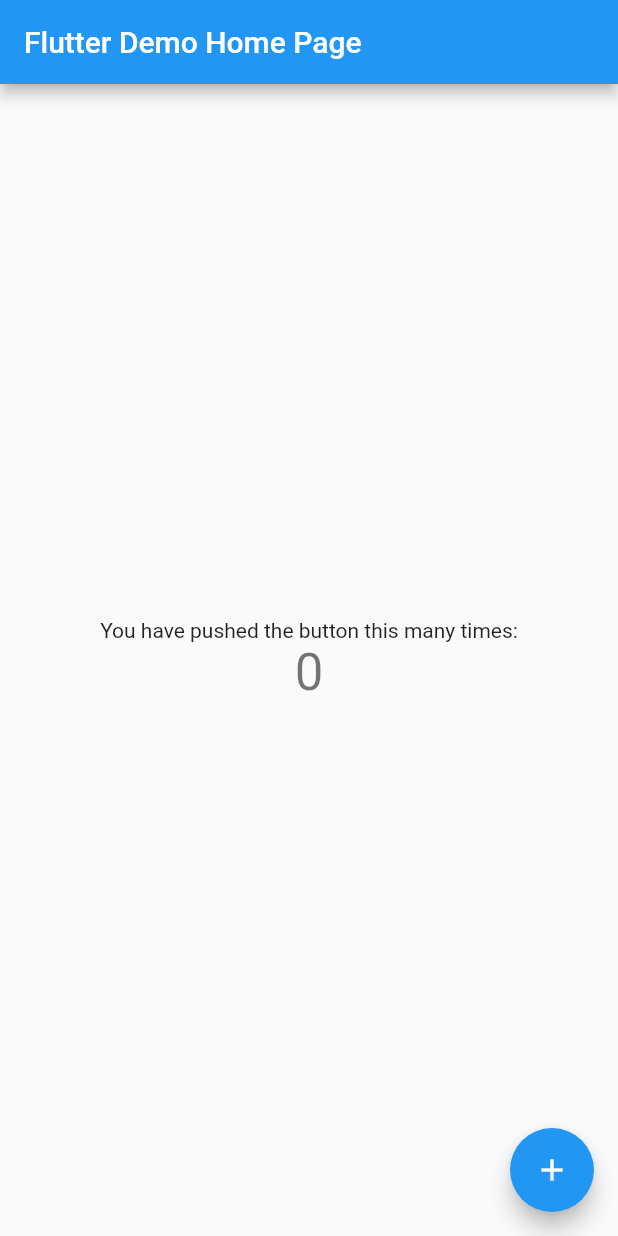
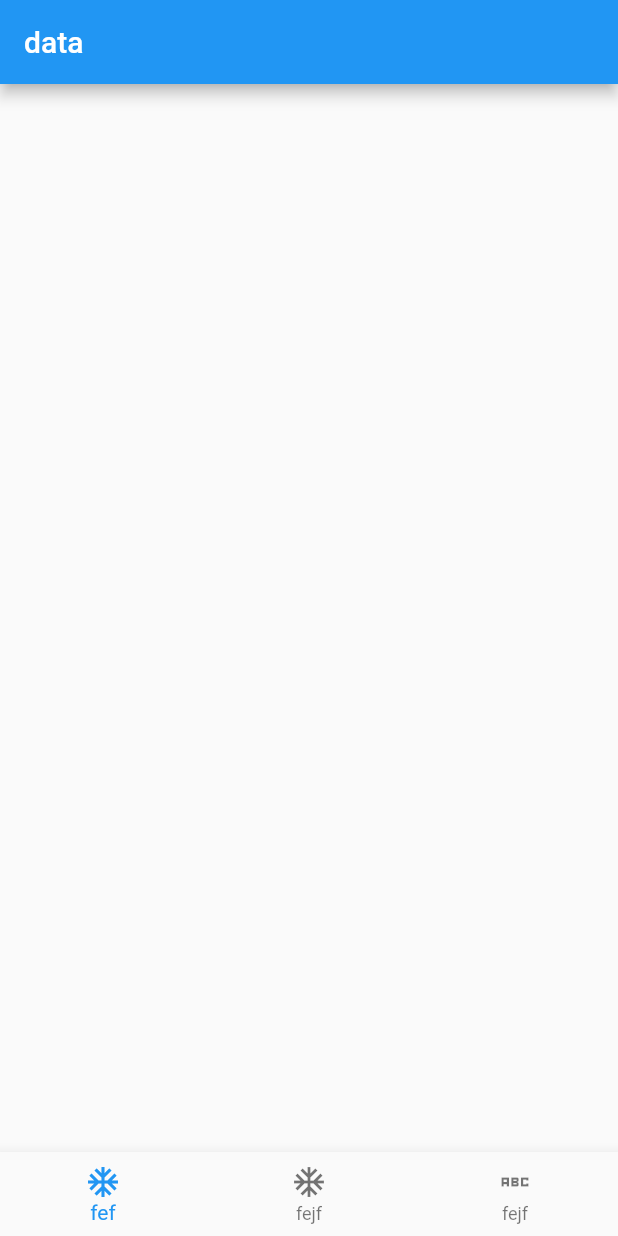
Before and after one commit to lyade28/orangeetmoi, a Flutter app: the screen it shows after launch, on a phone screen of 412 x 824 dp. Run offline on Flutter 3.47's test engine with Material 2 defaults, Android fonts, the light colour scheme and no system bars.

Commit message:
Update main.dart

```diff
--- a/lib/main.dart
+++ b/lib/main.dart
@@ -13,103 +13,33 @@
     return MaterialApp(
       title: 'Flutter Demo',
       theme: ThemeData(
-        // This is the theme of your application.
-        //
-        // Try running your application with "flutter run". You'll see the
-        // application has a blue toolbar. Then, without quitting the app, try
-        // changing the primarySwatch below to Colors.green and then invoke
-        // "hot reload" (press "r" in the console where you ran "flutter run",
-        // or simply save your changes to "hot reload" in a Flutter IDE).
-        // Notice that the counter didn't reset back to zero; the application
-        // is not restarted.
         primarySwatch: Colors.blue,
       ),
-      home: const MyHomePage(title: 'Flutter Demo Home Page'),
+      home: MyHomePage(),
     );
   }
 }
 
 class MyHomePage extends StatefulWidget {
-  const MyHomePage({Key? key, required this.title}) : super(key: key);
-
-  // This widget is the home page of your application. It is stateful, meaning
-  // that it has a State object (defined below) that contains fields that affect
-  // how it looks.
-
-  // This class is the configuration for the state. It holds the values (in this
-  // case the title) provided by the parent (in this case the App widget) and
-  // used by the build method of the State. Fields in a Widget subclass are
-  // always marked "final".
-
-  final String title;
+  MyHomePage({Key? key}) : super(key: key);
 
   @override
   State<MyHomePage> createState() => _MyHomePageState();
 }
 
 class _MyHomePageState extends State<MyHomePage> {
-  int _counter = 0;
-
-  void _incrementCounter() {
-    setState(() {
-      // This call to setState tells the Flutter framework that something has
-      // changed in this State, which causes it to rerun the build method below
-      // so that the display can reflect the updated values. If we changed
-      // _counter without calling setState(), then the build method would not be
-      // called again, and so nothing would appear to happen.
-      _counter++;
-    });
-  }
 
   @override
   Widget build(BuildContext context) {
-    // This method is rerun every time setState is called, for instance as done
-    // by the _incrementCounter method above.
-    //
-    // The Flutter framework has been optimized to make rerunning build methods
-    // fast, so that you can just rebuild anything that needs updating rather
-    // than having to individually change instances of widgets.
     return Scaffold(
       appBar: AppBar(
-        // Here we take the value from the MyHomePage object that was created by
-        // the App.build method, and use it to set our appbar title.
-        title: Text(widget.title),
+        title: Text('data'),
       ),
-      body: Center(
-        // Center is a layout widget. It takes a single child and positions it
-        // in the middle of the parent.
-        child: Column(
-          // Column is also a layout widget. It takes a list of children and
-          // arranges them vertically. By default, it sizes itself to fit its
-          // children horizontally, and tries to be as tall as its parent.
-          //
-          // Invoke "debug painting" (press "p" in the console, choose the
-          // "Toggle Debug Paint" action from the Flutter Inspector in Android
-          // Studio, or the "Toggle Debug Paint" command in Visual Studio Code)
-          // to see the wireframe for each widget.
-          //
-          // Column has various properties to control how it sizes itself and
-          // how it positions its children. Here we use mainAxisAlignment to
-          // center the children vertically; the main axis here is the vertical
-          // axis because Columns are vertical (the cross axis would be
-          // horizontal).
-          mainAxisAlignment: MainAxisAlignment.center,
-          children: <Widget>[
-            const Text(
-              'You have pushed the button this many times:',
-            ),
-            Text(
-              '$_counter',
-              style: Theme.of(context).textTheme.headline4,
-            ),
-          ],
-        ),
-      ),
-      floatingActionButton: FloatingActionButton(
-        onPressed: _incrementCounter,
-        tooltip: 'Increment',
-        child: const Icon(Icons.add),
-      ), // This trailing comma makes auto-formatting nicer for build methods.
+      bottomNavigationBar: BottomNavigationBar(items: [
+        BottomNavigationBarItem(icon: Icon(Icons.ac_unit), label: 'fef'),
+        BottomNavigationBarItem(icon: Icon(Icons.ac_unit), label: 'fejf'),
+        BottomNavigationBarItem(icon: Icon(Icons.abc_sharp), label: 'fejf'),
+      ]),
     );
   }
 }
```
